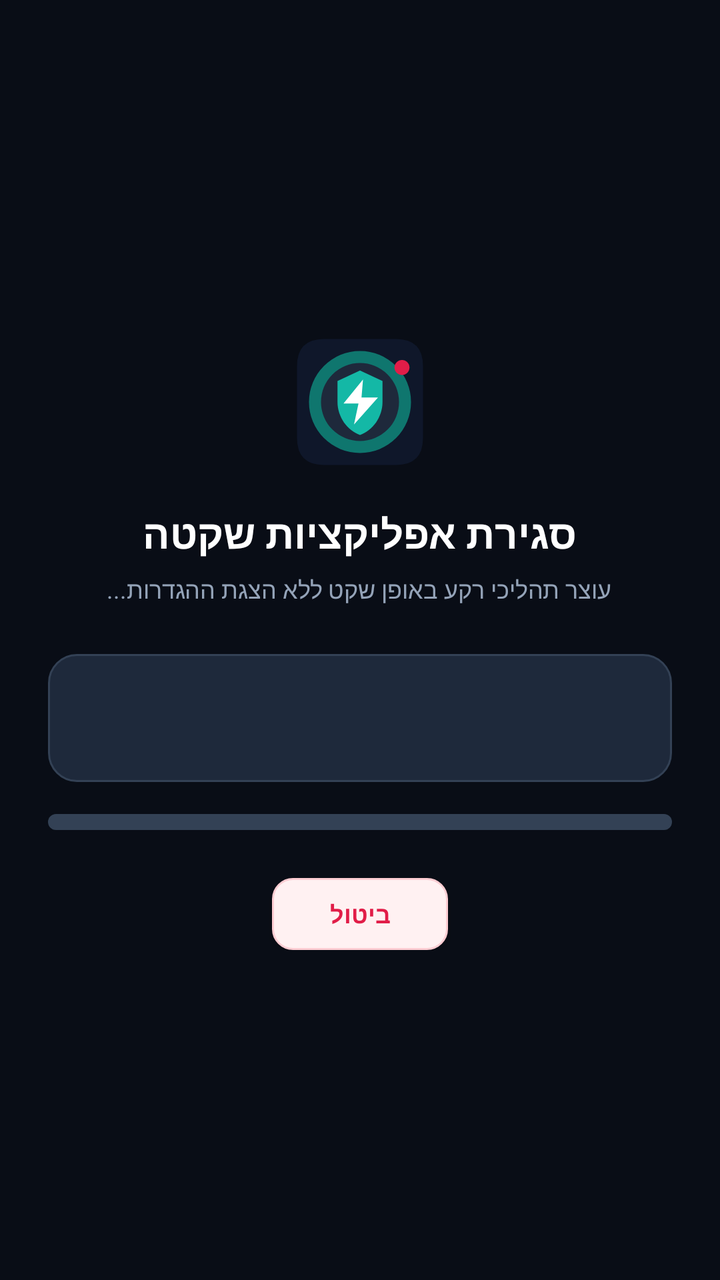
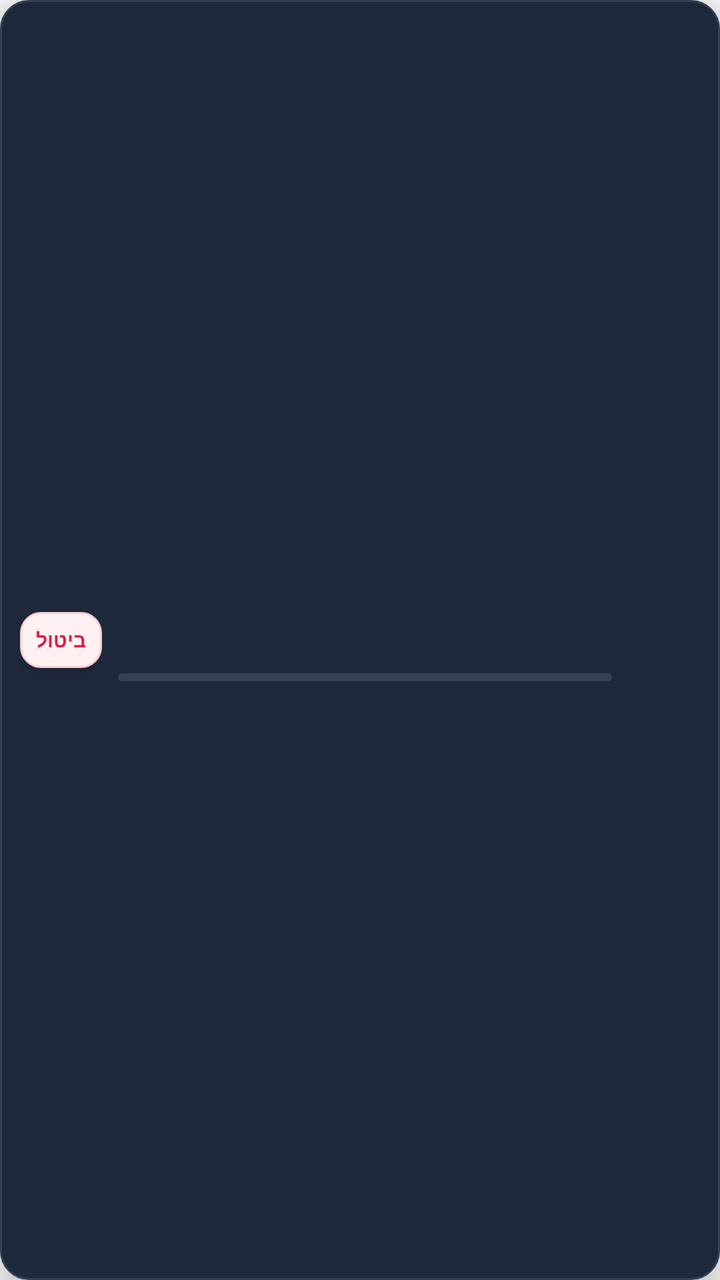

Two renders of the same Android screen: before a commit and after it. Below are the layout's source before the change and the commit's diff.
<!-- AndroidManifest.xml: application theme android:Theme.Material.Light.NoActionBar -->
<!-- res/layout/layout_overlay_progress.xml -->
<?xml version="1.0" encoding="utf-8"?>
<RelativeLayout xmlns:android="http://schemas.android.com/apk/res/android"
    android:layout_width="match_parent"
    android:layout_height="match_parent"
    android:background="#090D16"
    android:clickable="true"
    android:focusable="true"
    android:layoutDirection="rtl">

    <LinearLayout
        android:layout_width="match_parent"
        android:layout_height="wrap_content"
        android:layout_centerInParent="true"
        android:gravity="center"
        android:orientation="vertical"
        android:padding="24dp">

        <ImageView
            android:layout_width="72dp"
            android:layout_height="72dp"
            android:src="@drawable/ic_launcher" />

        <TextView
            android:layout_width="wrap_content"
            android:layout_height="wrap_content"
            android:layout_marginTop="16dp"
            android:text="@string/overlay_title"
            android:textColor="#FFFFFF"
            android:textSize="20sp"
            android:textStyle="bold" />

        <TextView
            android:layout_width="wrap_content"
            android:layout_height="wrap_content"
            android:layout_marginTop="6dp"
            android:gravity="center"
            android:text="@string/overlay_subtitle"
            android:textColor="#94A3B8"
            android:textSize="12sp" />

        <LinearLayout
            android:layout_width="match_parent"
            android:layout_height="wrap_content"
            android:layout_marginTop="24dp"
            android:background="@drawable/bg_ram_card"
            android:gravity="center_vertical"
            android:orientation="horizontal"
            android:padding="12dp">

            <ImageView
                android:id="@+id/ivOverlayIcon"
                android:layout_width="40dp"
                android:layout_height="40dp"
                android:scaleType="fitCenter" />

            <LinearLayout
                android:layout_width="0dp"
                android:layout_height="wrap_content"
                android:layout_marginStart="12dp"
                android:layout_weight="1"
                android:orientation="vertical">

                <TextView
                    android:id="@+id/tvOverlayAppName"
                    android:layout_width="wrap_content"
                    android:layout_height="wrap_content"
                    android:ellipsize="end"
                    android:maxLines="1"
                    android:textColor="#FFFFFF"
                    android:textSize="14sp"
                    android:textStyle="bold" />

                <TextView
                    android:id="@+id/tvOverlayProgressText"
                    android:layout_width="wrap_content"
                    android:layout_height="wrap_content"
                    android:layout_marginTop="2dp"
                    android:textColor="#14B8A6"
                    android:textSize="11sp" />
            </LinearLayout>
        </LinearLayout>

        <ProgressBar
            android:id="@+id/progressOverlay"
            style="?android:attr/progressBarStyleHorizontal"
            android:layout_width="match_parent"
            android:layout_height="8dp"
            android:layout_marginTop="16dp"
            android:progressDrawable="@drawable/progress_ram" />

        <Button
            android:id="@+id/btnOverlayCancel"
            android:layout_width="wrap_content"
            android:layout_height="36dp"
            android:layout_marginTop="24dp"
            android:background="@drawable/bg_btn_kill_small"
            android:paddingStart="20dp"
            android:paddingEnd="20dp"
            android:text="@string/btn_cancel"
            android:textColor="@color/danger_rose"
            android:textSize="12sp"
            android:textStyle="bold" />

    </LinearLayout>

</RelativeLayout>
<!-- resources referenced by this layout -->
<resources>
  <color name="danger_rose">#E11D48</color>
  <!-- drawable bg_btn_kill_small (drawable) -->
  <?xml version="1.0" encoding="utf-8"?>
  <ripple xmlns:android="http://schemas.android.com/apk/res/android"
      android:color="#30E11D48">
      <item>
          <selector>
              <item android:state_enabled="false">
                  <shape android:shape="rectangle">
                      <solid android:color="#F8FAFC" />
                      <corners android:radius="10dp" />
                      <stroke
                          android:width="1dp"
                          android:color="#E2E8F0" />
                  </shape>
              </item>
              <item>
                  <shape android:shape="rectangle">
                      <solid android:color="#FFF1F2" />
                      <corners android:radius="10dp" />
                      <stroke
                          android:width="1dp"
                          android:color="#FECDD3" />
                  </shape>
              </item>
          </selector>
      </item>
  </ripple>
  <!-- drawable bg_ram_card (drawable) -->
  <?xml version="1.0" encoding="utf-8"?>
  <shape xmlns:android="http://schemas.android.com/apk/res/android"
      android:shape="rectangle">
      <solid android:color="#1E293B" />
      <corners android:radius="14dp" />
      <stroke
          android:width="1dp"
          android:color="#334155" />
  </shape>
  <!-- drawable ic_launcher (drawable) -->
  <?xml version="1.0" encoding="utf-8"?>
  <vector xmlns:android="http://schemas.android.com/apk/res/android"
      android:width="96dp"
      android:height="96dp"
      android:viewportWidth="96"
      android:viewportHeight="96">
  
      
      <path
          android:fillColor="#0F172A"
          android:pathData="M24,6 L72,6 Q90,6 90,24 L90,72 Q90,90 72,90 L24,90 Q6,90 6,72 L6,24 Q6,6 24,6 Z" />
  
      
      <path
          android:fillColor="#0F766E"
          android:pathData="M48,14 A34,34 0 1,0 48,82 A34,34 0 1,0 48,14 Z" />
  
      
      <path
          android:fillColor="#1E293B"
          android:pathData="M48,22 A26,26 0 1,0 48,74 A26,26 0 1,0 48,22 Z" />
  
      
      <path
          android:fillColor="#14B8A6"
          android:pathData="M48,27 L33,34 V48 C33,58 39.5,67 48,70 C56.5,67 63,58 63,48 V34 L48,27 Z" />
  
      
      <path
          android:fillColor="#FFFFFF"
          android:pathData="M50,33 L37,49 L47,49 L44,63 L60,45 L49,45 Z" />
  
      
      <path
          android:fillColor="#E11D48"
          android:pathData="M76,20 A5,5 0 1,0 76,30 A5,5 0 1,0 76,20 Z" />
  
  </vector>
  <!-- drawable progress_ram (drawable) -->
  <?xml version="1.0" encoding="utf-8"?>
  <layer-list xmlns:android="http://schemas.android.com/apk/res/android">
      <item android:id="@android:id/background">
          <shape android:shape="rectangle">
              <corners android:radius="6dp" />
              <solid android:color="#334155" />
          </shape>
      </item>
      <item android:id="@android:id/progress">
          <clip>
              <shape android:shape="rectangle">
                  <corners android:radius="6dp" />
                  <solid android:color="#14B8A6" />
              </shape>
          </clip>
      </item>
  </layer-list>
  <string name="btn_cancel">ביטול</string>
  <string name="overlay_subtitle">עוצר תהליכי רקע באופן שקט ללא הצגת ההגדרות...</string>
  <string name="overlay_title">סגירת אפליקציות שקטה</string>
</resources>

<!-- the commit's change to res/layout/layout_overlay_progress.xml (unified diff, before → after) -->
@@ -1,106 +1,67 @@
 <?xml version="1.0" encoding="utf-8"?>
-<RelativeLayout xmlns:android="http://schemas.android.com/apk/res/android"
+<LinearLayout xmlns:android="http://schemas.android.com/apk/res/android"
     android:layout_width="match_parent"
-    android:layout_height="match_parent"
-    android:background="#090D16"
-    android:clickable="true"
-    android:focusable="true"
-    android:layoutDirection="rtl">
+    android:layout_height="wrap_content"
+    android:layout_margin="8dp"
+    android:background="@drawable/bg_ram_card"
+    android:elevation="12dp"
+    android:gravity="center_vertical"
+    android:layoutDirection="rtl"
+    android:orientation="horizontal"
+    android:padding="10dp">
+
+    <ImageView
+        android:id="@+id/ivOverlayIcon"
+        android:layout_width="36dp"
+        android:layout_height="36dp"
+        android:scaleType="fitCenter" />
 
     <LinearLayout
-        android:layout_width="match_parent"
+        android:layout_width="0dp"
         android:layout_height="wrap_content"
-        android:layout_centerInParent="true"
-        android:gravity="center"
-        android:orientation="vertical"
-        android:padding="24dp">
-
-        <ImageView
-            android:layout_width="72dp"
-            android:layout_height="72dp"
-            android:src="@drawable/ic_launcher" />
+        android:layout_marginStart="8dp"
+        android:layout_marginEnd="8dp"
+        android:layout_weight="1"
+        android:orientation="vertical">
 
         <TextView
+            android:id="@+id/tvOverlayAppName"
             android:layout_width="wrap_content"
             android:layout_height="wrap_content"
-            android:layout_marginTop="16dp"
-            android:text="@string/overlay_title"
+            android:ellipsize="end"
+            android:maxLines="1"
             android:textColor="#FFFFFF"
-            android:textSize="20sp"
+            android:textSize="13sp"
             android:textStyle="bold" />
 
         <TextView
+            android:id="@+id/tvOverlayProgressText"
             android:layout_width="wrap_content"
             android:layout_height="wrap_content"
-            android:layout_marginTop="6dp"
-            android:gravity="center"
-            android:text="@string/overlay_subtitle"
-            android:textColor="#94A3B8"
-            android:textSize="12sp" />
-
-        <LinearLayout
-            android:layout_width="match_parent"
-            android:layout_height="wrap_content"
-            android:layout_marginTop="24dp"
-            android:background="@drawable/bg_ram_card"
-            android:gravity="center_vertical"
-            android:orientation="horizontal"
-            android:padding="12dp">
-
-            <ImageView
-                android:id="@+id/ivOverlayIcon"
-                android:layout_width="40dp"
-                android:layout_height="40dp"
-                android:scaleType="fitCenter" />
-
-            <LinearLayout
-                android:layout_width="0dp"
-                android:layout_height="wrap_content"
-                android:layout_marginStart="12dp"
-                android:layout_weight="1"
-                android:orientation="vertical">
-
-                <TextView
-                    android:id="@+id/tvOverlayAppName"
-                    android:layout_width="wrap_content"
-                    android:layout_height="wrap_content"
-                    android:ellipsize="end"
-                    android:maxLines="1"
-                    android:textColor="#FFFFFF"
-                    android:textSize="14sp"
-                    android:textStyle="bold" />
-
-                <TextView
-                    android:id="@+id/tvOverlayProgressText"
-                    android:layout_width="wrap_content"
-                    android:layout_height="wrap_content"
-                    android:layout_marginTop="2dp"
-                    android:textColor="#14B8A6"
-                    android:textSize="11sp" />
-            </LinearLayout>
-        </LinearLayout>
+            android:layout_marginTop="2dp"
+            android:textColor="#14B8A6"
+            android:textSize="10sp" />
 
         <ProgressBar
             android:id="@+id/progressOverlay"
             style="?android:attr/progressBarStyleHorizontal"
             android:layout_width="match_parent"
-            android:layout_height="8dp"
-            android:layout_marginTop="16dp"
+            android:layout_height="4dp"
+            android:layout_marginTop="4dp"
             android:progressDrawable="@drawable/progress_ram" />
-
-        <Button
-            android:id="@+id/btnOverlayCancel"
-            android:layout_width="wrap_content"
-            android:layout_height="36dp"
-            android:layout_marginTop="24dp"
-            android:background="@drawable/bg_btn_kill_small"
-            android:paddingStart="20dp"
-            android:paddingEnd="20dp"
-            android:text="@string/btn_cancel"
-            android:textColor="@color/danger_rose"
-            android:textSize="12sp"
-            android:textStyle="bold" />
-
     </LinearLayout>
 
-</RelativeLayout>
+    <Button
+        android:id="@+id/btnOverlayCancel"
+        android:layout_width="wrap_content"
+        android:layout_height="28dp"
+        android:background="@drawable/bg_btn_kill_small"
+        android:minWidth="0dp"
+        android:paddingStart="8dp"
+        android:paddingEnd="8dp"
+        android:text="@string/btn_cancel"
+        android:textColor="@color/danger_rose"
+        android:textSize="10sp"
+        android:textStyle="bold" />
+
+</LinearLayout>
<!-- resource entries referenced after the edit -->
@@ -38,45 +38,6 @@
           android:width="1dp"
           android:color="#334155" />
   </shape>
-  <!-- drawable ic_launcher (drawable) -->
-  <?xml version="1.0" encoding="utf-8"?>
-  <vector xmlns:android="http://schemas.android.com/apk/res/android"
-      android:width="96dp"
-      android:height="96dp"
-      android:viewportWidth="96"
-      android:viewportHeight="96">
-  
-      
-      <path
-          android:fillColor="#0F172A"
-          android:pathData="M24,6 L72,6 Q90,6 90,24 L90,72 Q90,90 72,90 L24,90 Q6,90 6,72 L6,24 Q6,6 24,6 Z" />
-  
-      
-      <path
-          android:fillColor="#0F766E"
-          android:pathData="M48,14 A34,34 0 1,0 48,82 A34,34 0 1,0 48,14 Z" />
-  
-      
-      <path
-          android:fillColor="#1E293B"
-          android:pathData="M48,22 A26,26 0 1,0 48,74 A26,26 0 1,0 48,22 Z" />
-  
-      
-      <path
-          android:fillColor="#14B8A6"
-          android:pathData="M48,27 L33,34 V48 C33,58 39.5,67 48,70 C56.5,67 63,58 63,48 V34 L48,27 Z" />
-  
-      
-      <path
-          android:fillColor="#FFFFFF"
-          android:pathData="M50,33 L37,49 L47,49 L44,63 L60,45 L49,45 Z" />
-  
-      
-      <path
-          android:fillColor="#E11D48"
-          android:pathData="M76,20 A5,5 0 1,0 76,30 A5,5 0 1,0 76,20 Z" />
-  
-  </vector>
   <!-- drawable progress_ram (drawable) -->
   <?xml version="1.0" encoding="utf-8"?>
   <layer-list xmlns:android="http://schemas.android.com/apk/res/android">
@@ -96,7 +57,5 @@
       </item>
   </layer-list>
   <string name="btn_cancel">ביטול</string>
-  <string name="overlay_subtitle">עוצר תהליכי רקע באופן שקט ללא הצגת ההגדרות...</string>
-  <string name="overlay_title">סגירת אפליקציות שקטה</string>
 </resources>
 
